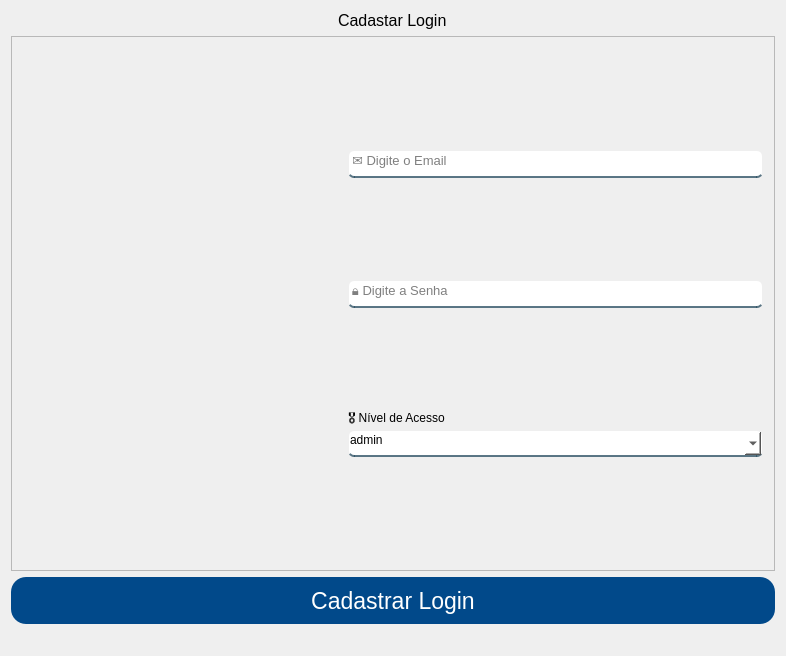
This is App/view/ui/cadastroLogin.ui in Senac-SOR-ADS/Mapa-de-Sala as Qt 5 draws it before an edit. The edited form follows.
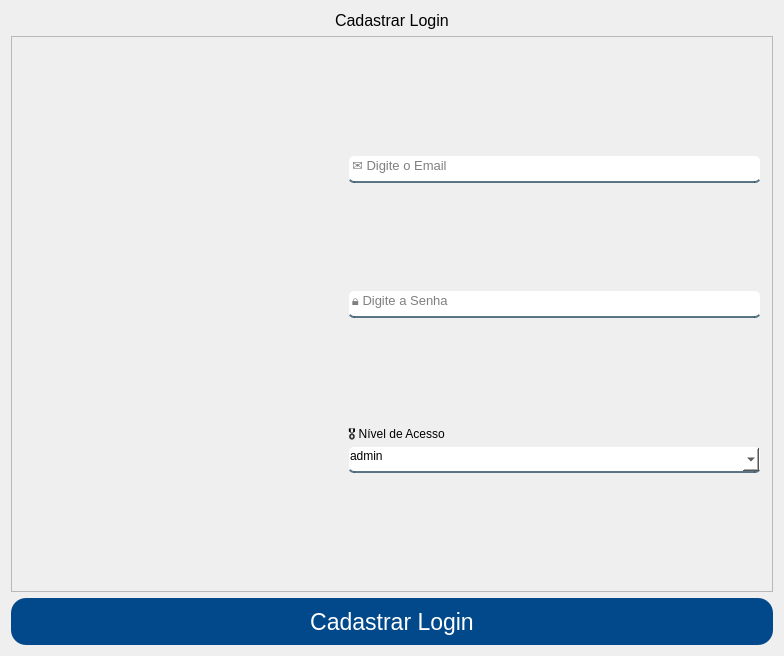
This is the edited form. Icons and pictures are not drawn.

The edit to the form file:
```diff
--- a/App/view/ui/cadastroLogin.ui
+++ b/App/view/ui/cadastroLogin.ui
@@ -6,7 +6,7 @@
    <rect>
     <x>0</x>
     <y>0</y>
-    <width>786</width>
+    <width>784</width>
     <height>656</height>
    </rect>
   </property>
@@ -55,7 +55,7 @@
       </font>
      </property>
      <property name="text">
-      <string>Cadastar Login</string>
+      <string>Cadastrar Login</string>
      </property>
     </widget>
    </item>
@@ -283,21 +283,6 @@
      </property>
     </widget>
    </item>
-   <item>
-    <widget class="QLabel" name="respostas">
-     <property name="font">
-      <font>
-       <pointsize>10</pointsize>
-      </font>
-     </property>
-     <property name="text">
-      <string/>
-     </property>
-     <property name="alignment">
-      <set>Qt::AlignCenter</set>
-     </property>
-    </widget>
-   </item>
   </layout>
  </widget>
  <tabstops>
```
